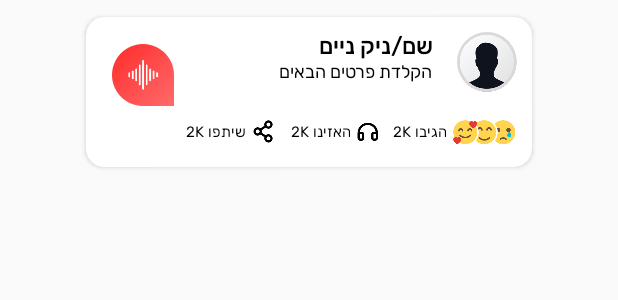
After one commit to shayAslan/RecordApp, an Android app: the layout map_discovery_location_layout.xml on its own in the app's theme, with its tools: preview values and no code run, on a phone screen of 412 x 824 dp. The commit adds this screen. Shown: the top 300 px of the screen. Run offline under Robolectric (Android 15) with nearby library versions, the phone set to English and light mode, and no system bars.

Commit message:
no message

```diff
--- a/MusicApplication/app/src/main/java/com/example/musicapplication/CreateAccountActivity.java
+++ b/MusicApplication/app/src/main/java/com/example/musicapplication/CreateAccountActivity.java
@@ -9,7 +9,7 @@ import android.widget.Button;
 
 public class CreateAccountActivity extends AppCompatActivity {
 
-    Button createAccount;
+    View createAccount;
 
     @Override
     protected void onCreate(Bundle savedInstanceState) {
@@ -17,7 +17,7 @@ public class CreateAccountActivity extends AppCompatActivity {
         setContentView(R.layout.activity_create_account);
         getSupportActionBar().hide();
 
-        createAccount=findViewById(R.id.create_accout_btn);
+        createAccount=findViewById(R.id.btn_create_account);
 
         createAccount.setOnClickListener(new View.OnClickListener() {
             @Override
--- a/MusicApplication/app/src/main/res/layout/activity_create_account.xml
+++ b/MusicApplication/app/src/main/res/layout/activity_create_account.xml
@@ -245,7 +245,7 @@
         </LinearLayout>
 
         <androidx.cardview.widget.CardView
-            android:id="@+id/btn_upload_picture"
+            android:id="@+id/btn_create_account"
             android:layout_width="match_parent"
             android:layout_height="56dp"
             android:layout_marginTop="20dp"
--- a/MusicApplication/app/src/main/res/layout/fragment_recording.xml
+++ b/MusicApplication/app/src/main/res/layout/fragment_recording.xml
@@ -101,6 +101,18 @@
                 android:layout_height="match_parent"
                 android:layout_marginTop="12dp" />
 
+            <FrameLayout
+                android:id="@+id/locations_map"
+                android:layout_width="match_parent"
+                android:layout_height="match_parent"
+                android:layout_gravity="center"
+                android:layout_marginTop="12dp"
+                android:background="#0E131E26"
+                android:gravity="center"
+                android:visibility="gone">
+
+            </FrameLayout>
+
         </LinearLayout>
 
 
--- /dev/null
+++ b/MusicApplication/app/src/main/res/layout/map_discovery_location_layout.xml
@@ -0,0 +1,237 @@
+<?xml version="1.0" encoding="utf-8"?>
+<LinearLayout xmlns:android="http://schemas.android.com/apk/res/android"
+    xmlns:app="http://schemas.android.com/apk/res-auto"
+    android:layout_width="match_parent"
+    android:layout_height="wrap_content"
+    android:gravity="center_horizontal"
+    android:layoutDirection="ltr"
+    android:orientation="vertical">
+
+
+    <androidx.cardview.widget.CardView
+        android:layout_width="297dp"
+        android:layout_height="100dp"
+        android:layout_marginLeft="37dp"
+        android:layout_marginTop="11dp"
+        android:layout_marginRight="37dp"
+        android:layout_marginBottom="20dp"
+        android:elevation="13dp"
+        app:cardBackgroundColor="@color/white"
+        app:cardCornerRadius="12dp">
+
+
+        <RelativeLayout
+            android:layout_width="match_parent"
+            android:layout_height="match_parent"
+            android:layout_marginStart="17dp"
+            android:layout_marginTop="10dp"
+            android:layout_marginEnd="10dp">
+
+
+            <LinearLayout
+                android:id="@+id/btn_pause_parent"
+                android:layout_width="wrap_content"
+                android:layout_height="match_parent"
+                android:layout_marginTop="8dp"
+                android:gravity="top"
+                android:orientation="vertical">
+
+                <ImageView
+                    android:id="@+id/btn_pause"
+                    android:layout_width="wrap_content"
+                    android:layout_height="wrap_content"
+                    android:layout_marginEnd="12dp"
+                    android:src="@drawable/audio_icon" />
+
+            </LinearLayout>
+
+
+            <LinearLayout
+                android:id="@+id/parent_top"
+                android:layout_width="wrap_content"
+                android:layout_height="wrap_content"
+                android:layout_alignParentTop="true"
+                android:layout_alignParentEnd="true"
+                android:layout_toEndOf="@+id/btn_pause_parent"
+                android:orientation="vertical">
+
+                <LinearLayout
+                    android:layout_width="match_parent"
+                    android:layout_height="wrap_content"
+                    android:gravity="end|top"
+                    android:orientation="horizontal">
+
+                    <LinearLayout
+                        android:layout_width="wrap_content"
+                        android:layout_height="wrap_content"
+                        android:layout_marginRight="12dp"
+                        android:gravity="center_vertical"
+                        android:orientation="vertical">
+
+                        <TextView
+                            android:id="@+id/lbl_name_title"
+                            android:layout_width="wrap_content"
+                            android:layout_height="wrap_content"
+                            android:layout_gravity="end|top"
+                            android:fontFamily="@font/rubik_meduim"
+                            android:text="שם/ניק ניים"
+                            android:textColor="@color/black"
+                            android:textSize="15dp" />
+
+                        <TextView
+                            android:id="@+id/lbl_place"
+                            android:layout_width="wrap_content"
+                            android:layout_height="wrap_content"
+                            android:layout_gravity="center_horizontal"
+                            android:fontFamily="@font/rubik_regular"
+                            android:gravity="end|top"
+                            android:text="הקלדת פרטים הבאים"
+                            android:textColor="@color/black"
+                            android:textSize="12dp" />
+
+                    </LinearLayout>
+
+                    <androidx.cardview.widget.CardView
+                        android:layout_width="40dp"
+                        android:layout_height="40dp"
+                        android:layout_marginStart="4dp"
+                        app:cardCornerRadius="34dp"
+                        app:cardElevation="0dp">
+
+                        <ImageView
+                            android:id="@+id/image_user"
+                            android:layout_width="match_parent"
+                            android:layout_height="match_parent"
+                            android:layout_centerInParent="true"
+                            android:scaleType="fitXY"
+                            android:src="@drawable/avatar_icon_small" />
+
+                    </androidx.cardview.widget.CardView>
+
+                </LinearLayout>
+
+            </LinearLayout>
+
+            <LinearLayout
+                android:layout_width="match_parent"
+                android:layout_height="wrap_content"
+                android:layout_below="@+id/parent_top"
+                android:layout_marginTop="18dp"
+                android:gravity="center_vertical|end"
+                android:orientation="horizontal">
+
+                <LinearLayout
+                    android:layout_width="wrap_content"
+                    android:layout_height="match_parent"
+                    android:gravity="end|center_vertical"
+                    android:orientation="horizontal">
+
+                    <TextView
+                        android:id="@+id/lbl_share_counter"
+                        android:layout_width="wrap_content"
+                        android:layout_height="match_parent"
+                        android:layout_marginEnd="4dp"
+                        android:ellipsize="end"
+                        android:fontFamily="@font/rubik_regular"
+                        android:gravity="center_vertical|end"
+                        android:lines="1"
+                        android:text="2K שיתפו"
+                        android:textColor="@color/black"
+                        android:textSize="10dp" />
+
+                    <ImageView
+                        android:layout_width="wrap_content"
+                        android:layout_height="wrap_content"
+                        android:gravity="center_vertical"
+                        android:src="@drawable/share" />
+
+                </LinearLayout>
+
+                <LinearLayout
+                    android:layout_width="wrap_content"
+                    android:layout_height="match_parent"
+                    android:layout_marginStart="10dp"
+                    android:gravity="end|center_vertical"
+                    android:orientation="horizontal">
+
+                    <TextView
+                        android:id="@+id/lbl_listen_counter"
+                        android:layout_width="wrap_content"
+                        android:layout_height="match_parent"
+                        android:layout_marginEnd="4dp"
+                        android:ellipsize="end"
+                        android:fontFamily="@font/rubik_regular"
+                        android:gravity="center_vertical|end"
+                        android:lines="1"
+                        android:text="2K האזינו"
+                        android:textColor="@color/black"
+                        android:textSize="10dp" />
+
+                    <ImageView
+                        android:layout_width="wrap_content"
+                        android:layout_height="wrap_content"
+                        android:gravity="center_vertical"
+                        android:src="@drawable/headphones" />
+
+                </LinearLayout>
+
+
+                <LinearLayout
+                    android:layout_width="wrap_content"
+                    android:layout_height="match_parent"
+                    android:layout_marginStart="8dp"
+                    android:gravity="end|center_vertical"
+                    android:orientation="horizontal">
+
+                    <TextView
+                        android:id="@+id/lbl_like_counter"
+                        android:layout_width="wrap_content"
+                        android:layout_height="match_parent"
+                        android:layout_marginEnd="4dp"
+                        android:ellipsize="end"
+                        android:fontFamily="@font/rubik_regular"
+                        android:gravity="center_vertical|end"
+                        android:lines="1"
+                        android:text="2K הגיבו"
+                        android:textColor="@color/black"
+                        android:textSize="10dp" />
+
+                    <ImageView
+                        android:id="@+id/image_smile_heart"
+                        android:layout_width="wrap_content"
+                        android:layout_height="wrap_content"
+                        android:layout_marginEnd="-5dp"
+                        android:elevation="0.3dp"
+                        android:gravity="center_vertical"
+                        android:src="@drawable/smile_heart" />
+
+                    <ImageView
+                        android:id="@+id/image_smile"
+                        android:layout_width="wrap_content"
+                        android:layout_height="wrap_content"
+                        android:layout_marginEnd="-5dp"
+                        android:elevation="0.2dp"
+                        android:gravity="center_vertical"
+                        android:src="@drawable/smile" />
+
+                    <ImageView
+                        android:id="@+id/image_smile_sad"
+                        android:layout_width="wrap_content"
+                        android:layout_height="wrap_content"
+                        android:elevation="0.1dp"
+                        android:gravity="center_vertical"
+                        android:src="@drawable/crying" />
+
+                </LinearLayout>
+
+
+            </LinearLayout>
+
+
+        </RelativeLayout>
+
+
+    </androidx.cardview.widget.CardView>
+
+
+</LinearLayout>
--- a/MusicApplication/app/src/main/res/layout/selected_discovery_layout.xml
+++ b/MusicApplication/app/src/main/res/layout/selected_discovery_layout.xml
@@ -103,7 +103,7 @@
                                             android:fontFamily="@font/rubik_meduim"
                                             android:text="שם/ניק ניים"
                                             android:textColor="@color/black"
-                                            android:textSize="15sp" />
+                                            android:textSize="15dp" />
 
                                         <TextView
                                             android:id="@+id/lbl_place"
--- a/MusicApplication/app/src/main/res/layout/unselected_discovery_layout.xml
+++ b/MusicApplication/app/src/main/res/layout/unselected_discovery_layout.xml
@@ -99,7 +99,7 @@
                                             android:fontFamily="@font/rubik_meduim"
                                             android:text="שם/ניק ניים"
                                             android:textColor="@color/black"
-                                            android:textSize="15sp" />
+                                            android:textSize="15dp" />
 
                                         <TextView
                                             android:id="@+id/lbl_place"
```
